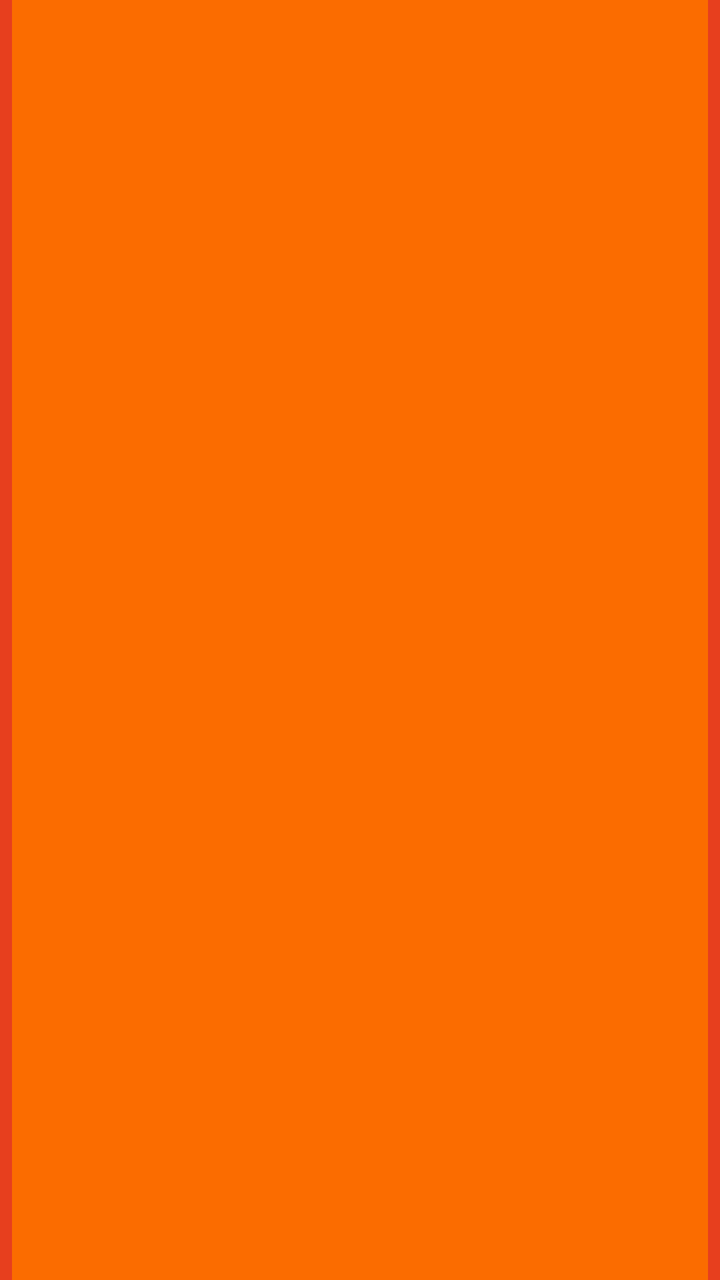
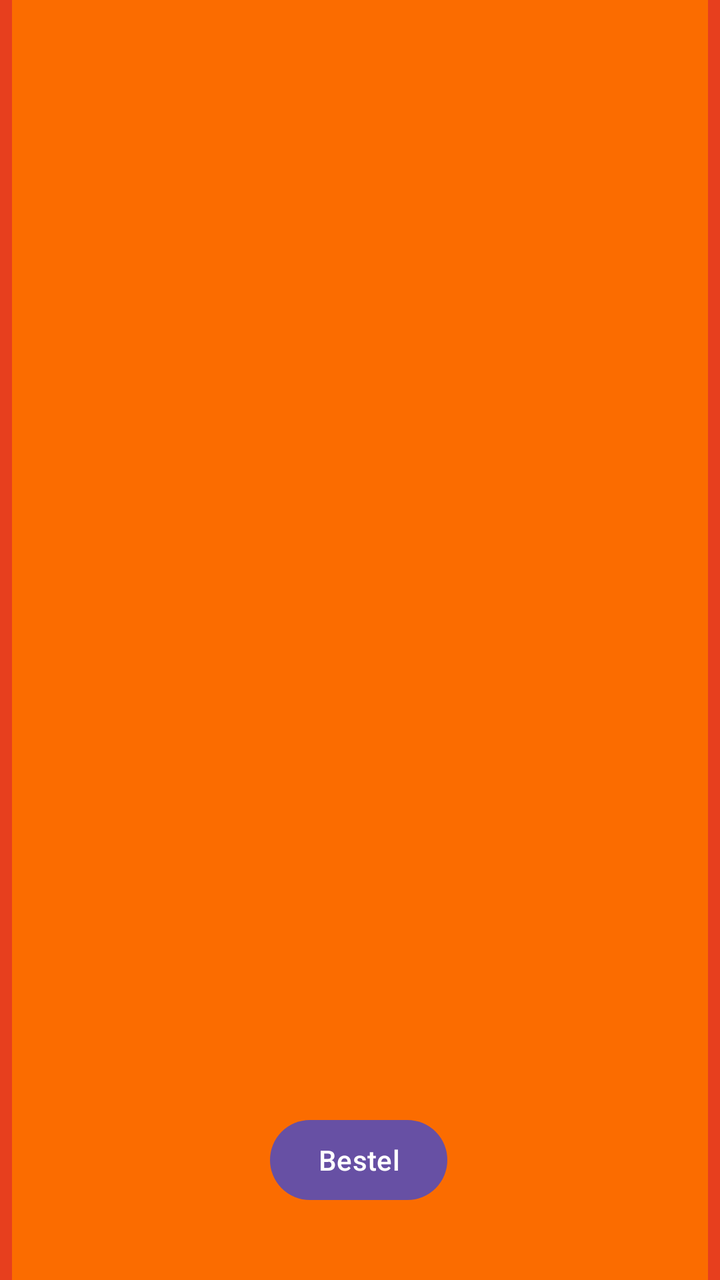

An Android layout rendered at two revisions. The XML below is the earlier revision; the diff shows what the commit changed to produce the second picture.
<!-- AndroidManifest.xml: application theme Theme.Formule1 -->
<!-- res/layout/activity_bestel.xml -->
<?xml version="1.0" encoding="utf-8"?>
<androidx.constraintlayout.widget.ConstraintLayout xmlns:android="http://schemas.android.com/apk/res/android"
    xmlns:app="http://schemas.android.com/apk/res-auto"
    xmlns:tools="http://schemas.android.com/tools"
    android:id="@+id/main"
    android:layout_width="match_parent"
    android:layout_height="match_parent"
    android:background="#E73F1E"
    tools:context=".Bestel">

    <ImageView
        android:id="@+id/button_bestel_back"
        android:layout_width="43dp"
        android:layout_height="55dp"
        app:layout_constraintStart_toStartOf="parent"
        app:layout_constraintTop_toTopOf="parent"
        app:srcCompat="@drawable/navigation_left_arrow_navigation_indicator_png_thumb__1_" />

    <View
        android:id="@+id/view"
        android:layout_width="348dp"
        android:layout_height="716dp"
        android:background="#FB6C00"
        app:layout_constraintBottom_toBottomOf="parent"
        app:layout_constraintEnd_toEndOf="parent"
        app:layout_constraintHorizontal_bias="0.492"
        app:layout_constraintStart_toStartOf="parent"
        app:layout_constraintTop_toTopOf="parent"
        app:layout_constraintVertical_bias="0.4" />

    <TextView
        android:id="@+id/textView8"
        android:layout_width="311dp"
        android:layout_height="696dp"
        android:textSize="32sp"
        app:layout_constraintBottom_toBottomOf="parent"
        app:layout_constraintEnd_toEndOf="parent"
        app:layout_constraintStart_toStartOf="parent"
        app:layout_constraintTop_toTopOf="parent"
        app:layout_constraintVertical_bias="0.42" />

</androidx.constraintlayout.widget.ConstraintLayout>
<!-- resources referenced by this layout -->
<resources>
  <!-- drawable navigation_left_arrow_navigation_indicator_png_thumb__1_: png bitmap (drawable, 9479 bytes) -->
  <style name="Theme.Formule1" parent="Base.Theme.Formule1" />
  <style name="Base.Theme.Formule1" parent="Theme.Material3.DayNight.NoActionBar">
          
          
      </style>
</resources>

<!-- the commit's change to res/layout/activity_bestel.xml (unified diff, before → after) -->
@@ -39,4 +39,15 @@
         app:layout_constraintTop_toTopOf="parent"
         app:layout_constraintVertical_bias="0.42" />
 
+    <Button
+        android:id="@+id/button"
+        android:layout_width="wrap_content"
+        android:layout_height="wrap_content"
+        android:layout_marginBottom="36dp"
+        android:text="Bestel"
+        app:layout_constraintBottom_toBottomOf="parent"
+        app:layout_constraintEnd_toEndOf="parent"
+        app:layout_constraintHorizontal_bias="0.498"
+        app:layout_constraintStart_toStartOf="parent" />
+
 </androidx.constraintlayout.widget.ConstraintLayout>
